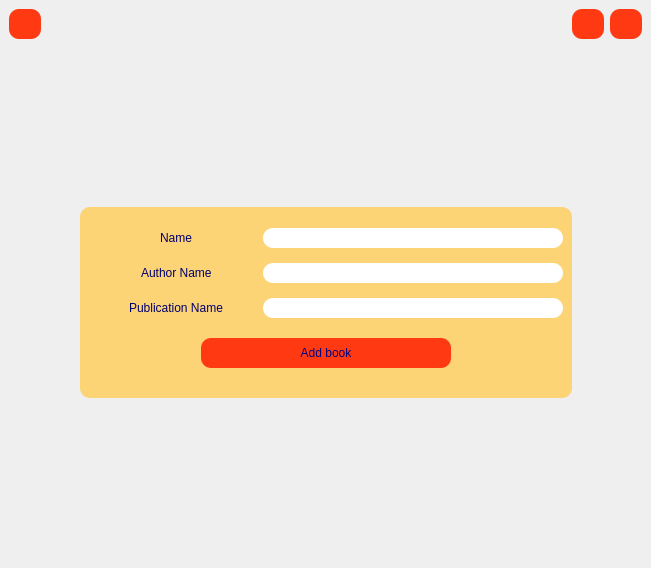
This is addform.ui in fatemebd/Library as Qt 5 draws it before an edit. The edited form follows.
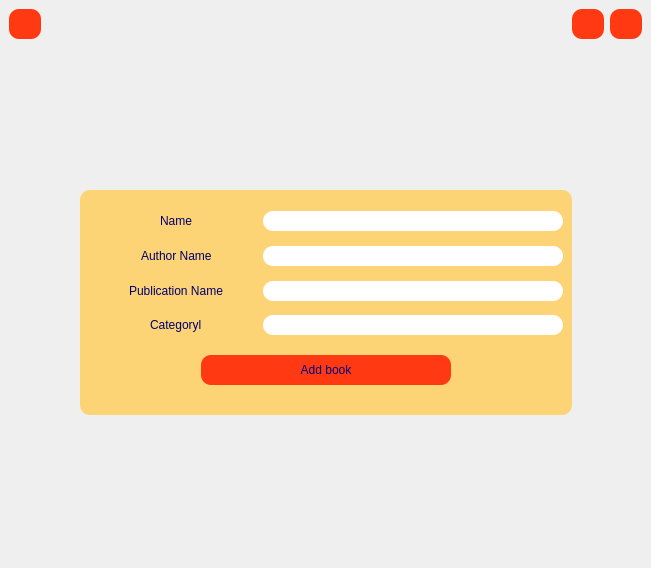
This is the edited form. Icons and pictures are not drawn.

```diff
--- a/addform.ui
+++ b/addform.ui
@@ -365,6 +365,69 @@
            <property name="sizeHint" stdset="0">
             <size>
              <width>20</width>
+             <height>15</height>
+            </size>
+           </property>
+          </spacer>
+         </item>
+         <item>
+          <layout class="QHBoxLayout" name="horizontalLayout_8">
+           <property name="topMargin">
+            <number>0</number>
+           </property>
+           <item>
+            <spacer name="horizontalSpacer_13">
+             <property name="orientation">
+              <enum>Qt::Horizontal</enum>
+             </property>
+             <property name="sizeHint" stdset="0">
+              <size>
+               <width>40</width>
+               <height>20</height>
+              </size>
+             </property>
+            </spacer>
+           </item>
+           <item>
+            <widget class="QLabel" name="label_4">
+             <property name="text">
+              <string>Categoryl</string>
+             </property>
+            </widget>
+           </item>
+           <item>
+            <spacer name="horizontalSpacer_12">
+             <property name="orientation">
+              <enum>Qt::Horizontal</enum>
+             </property>
+             <property name="sizeHint" stdset="0">
+              <size>
+               <width>40</width>
+               <height>20</height>
+              </size>
+             </property>
+            </spacer>
+           </item>
+           <item>
+            <widget class="QLineEdit" name="addcat">
+             <property name="minimumSize">
+              <size>
+               <width>300</width>
+               <height>20</height>
+              </size>
+             </property>
+            </widget>
+           </item>
+          </layout>
+         </item>
+         <item>
+          <spacer name="verticalSpacer_8">
+           <property name="orientation">
+            <enum>Qt::Vertical</enum>
+           </property>
+           <property name="sizeHint" stdset="0">
+            <size>
+             <width>20</width>
              <height>20</height>
             </size>
            </property>
```
